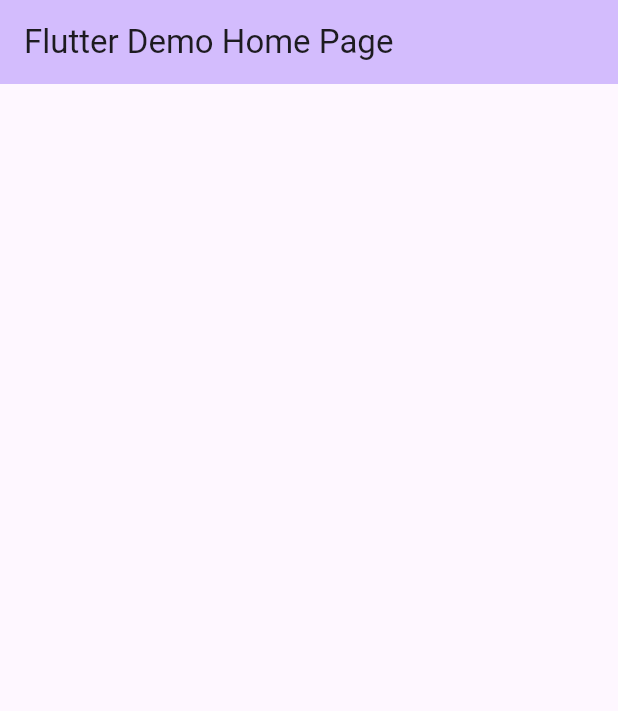
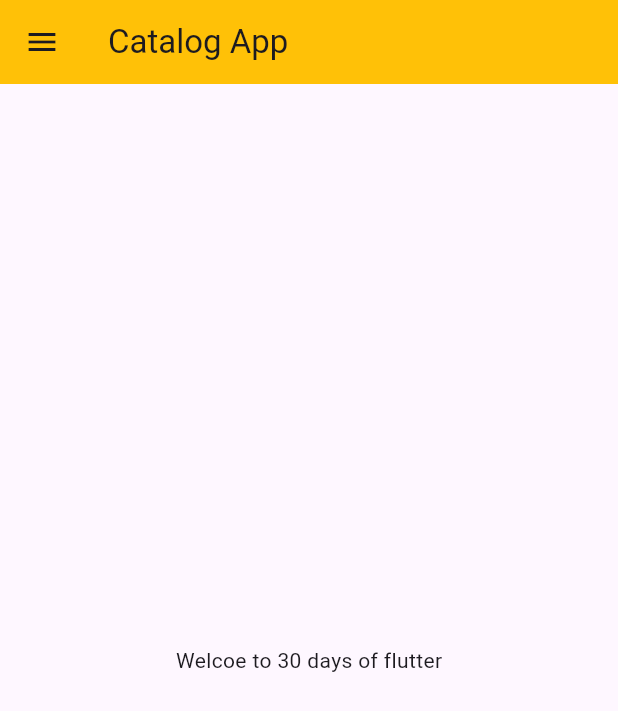
Before and after one commit to mathur750/Catalog_App, a Flutter app: the screen it shows after launch, on a phone screen of 412 x 824 dp. Shown: the top 711 px of the screen. Run offline on Flutter 3.47's test engine with Material 3 defaults, Android fonts, the phone set to English and light mode, and no system bars.

Commit message:
Day-2 completed

```diff
--- /dev/null
+++ b/lib/home_page.dart
@@ -0,0 +1,22 @@
+import 'package:flutter/material.dart';
+
+class HomePage extends StatelessWidget {
+  final int days = 30;
+  final String name = "codepur";
+
+  @override
+  Widget build(BuildContext context) {
+    return Scaffold(
+      appBar: AppBar(
+        title: const Text('Catalog App'),
+        backgroundColor: Colors.amber,
+      ),
+      body: Center(
+        child: Container(
+          child: Text("Welcoe to 30 days of flutter"),
+        ),
+      ),
+      drawer: Drawer(),
+    );
+  }
+}
--- a/lib/main.dart
+++ b/lib/main.dart
@@ -1,51 +1,15 @@
 import 'package:flutter/material.dart';
+import 'package:flutter_tut/home_page.dart';
 
 void main() {
-  runApp(const MyApp());
+  runApp(MyApp());
 }
 
 class MyApp extends StatelessWidget {
-  const MyApp({super.key});
-
-  // This widget is the root of your application.
   @override
   Widget build(BuildContext context) {
     return MaterialApp(
-      title: 'Flutter Demo',
-      theme: ThemeData(
-        colorScheme: ColorScheme.fromSeed(seedColor: Colors.deepPurple),
-        useMaterial3: true,
-      ),
-      home: const MyHomePage(title: 'Flutter Demo Home Page'),
+      home: HomePage(),
     );
   }
 }
-
-class MyHomePage extends StatefulWidget {
-  const MyHomePage({super.key, required this.title});
-
-  final String title;
-
-  @override
-  State<MyHomePage> createState() => _MyHomePageState();
-}
-
-class _MyHomePageState extends State<MyHomePage> {
-  int _counter = 0;
-
-  void _incrementCounter() {
-    setState(() {
-      _counter++;
-    });
-  }
-
-  @override
-  Widget build(BuildContext context) {
-    return Scaffold(
-        appBar: AppBar(
-          backgroundColor: Theme.of(context).colorScheme.inversePrimary,
-          title: Text(widget.title),
-        ),
-        body: Center());
-  }
-}
```
